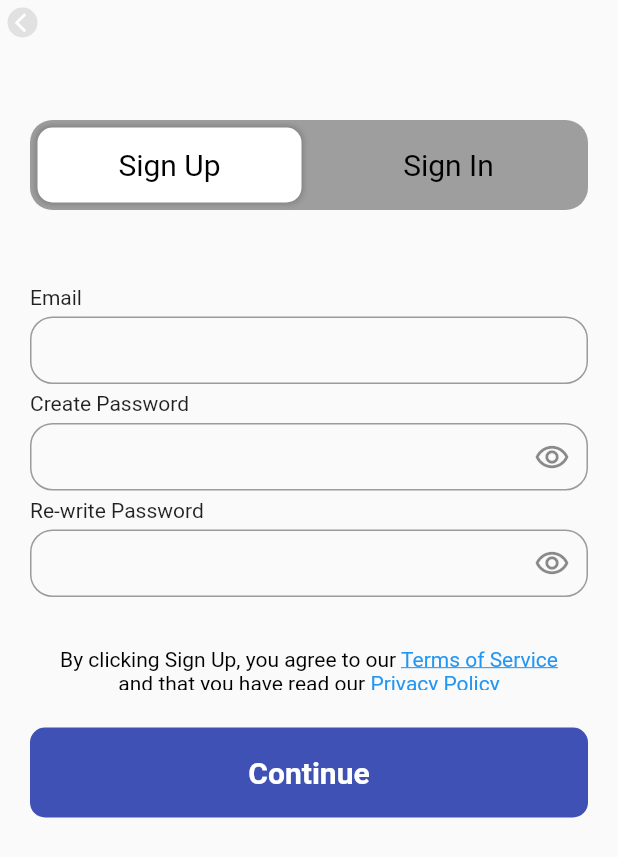
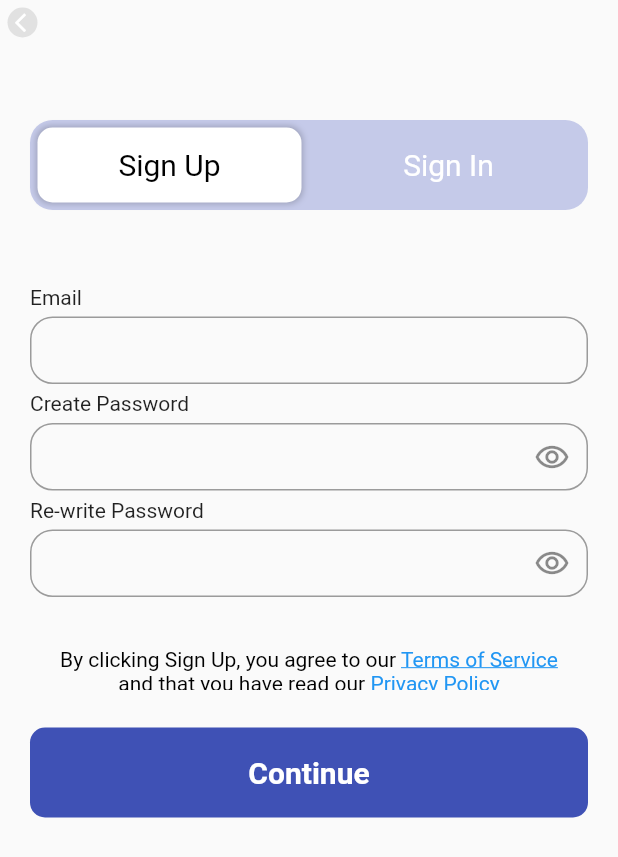
Before and after one commit to 3rs1n4cti0n/TestPro, a Flutter app: the screen it shows after launch, after a tap on "Continue with e-mail", on a phone screen of 412 x 824 dp. Shown: the top 857 px of the screen. Run offline on Flutter 3.47's test engine with Material 2 defaults, Android fonts, the phone set to English and light mode, and no system bars; our stand-ins replace firebase_auth, firebase_core, google_sign_in; missing offline and left inert: flutter_facebook_auth; accounts and stored records are empty.

Commit message:
Added small detail where the color of sign in and sign up change to white if not selected and black if selected. Other minor changes.

```diff
--- a/lib/Pages/register_name_page.dart
+++ b/lib/Pages/register_name_page.dart
@@ -1,6 +1,7 @@
 import 'package:flutter/material.dart';
 import 'package:test_pro/Pages/register_user_info.dart';
 
+// ignore: must_be_immutable
 class NamePage extends StatelessWidget {
   NamePage({Key? key}) : super(key: key);
 
--- a/lib/Pages/register_page.dart
+++ b/lib/Pages/register_page.dart
@@ -66,7 +66,7 @@ class _RegisterPageState extends State<RegisterPage> {
                     width: 400,
                     decoration: BoxDecoration(
                         borderRadius: BorderRadius.circular(15),
-                        color: Colors.grey),
+                        color: Colors.indigo[100]),
                     child: Row(
                       mainAxisAlignment: MainAxisAlignment.spaceEvenly,
                       children: [
@@ -96,13 +96,13 @@ class _RegisterPageState extends State<RegisterPage> {
                                             blurRadius: 3,
                                             spreadRadius: 1)
                                     ]),
-                                child: const Center(
+                                child: Center(
                                   child: Text(
                                     "Sign Up",
                                     style: TextStyle(
                                       fontSize: 20,
                                       decoration: TextDecoration.none,
-                                      color: Colors.black,
+                                      color: (signUpIsSelected) ? Colors.black : Colors.white,
                                     ),
                                   ),
                                 ),
@@ -136,13 +136,13 @@ class _RegisterPageState extends State<RegisterPage> {
                                             blurRadius: 3,
                                             spreadRadius: 1)
                                     ]),
-                                child: const Center(
+                                child: Center(
                                   child: Text(
                                     "Sign In",
                                     style: TextStyle(
                                       fontSize: 20,
                                       decoration: TextDecoration.none,
-                                      color: Colors.black,
+                                      color: (!signUpIsSelected) ? Colors.black : Colors.white,
                                     ),
                                   ),
                                 ),
@@ -345,7 +345,7 @@ class _RegisterPageState extends State<RegisterPage> {
                         ],
                       ),
                     ),
-                    Flexible(child: SizedBox(height: 25,)),
+                    const Flexible(child: SizedBox(height: 25,)),
                   InkWell(
                     onTap: (() {
                       Navigator.push(context,
--- a/lib/main.dart
+++ b/lib/main.dart
@@ -1,10 +1,9 @@
-import 'package:firebase_auth/firebase_auth.dart';
 import 'package:flutter/material.dart';
 import 'package:test_pro/Pages/landing_page.dart';
 import 'firebase_options.dart';
 import 'package:firebase_core/firebase_core.dart';
 
-void main() async{
+void main() async {
   WidgetsFlutterBinding.ensureInitialized();
   await Firebase.initializeApp(
     options: DefaultFirebaseOptions.currentPlatform,
@@ -13,7 +12,7 @@ void main() async{
     debugShowCheckedModeBanner: false,
     initialRoute: "/",
     routes: {
-      "/":(context) => LandingPage(),
+      "/": (context) => LandingPage(),
     },
   ));
 }
```
Also changed, not shown: lib/Pages/landing_page.dart (+22 -9 lines).
